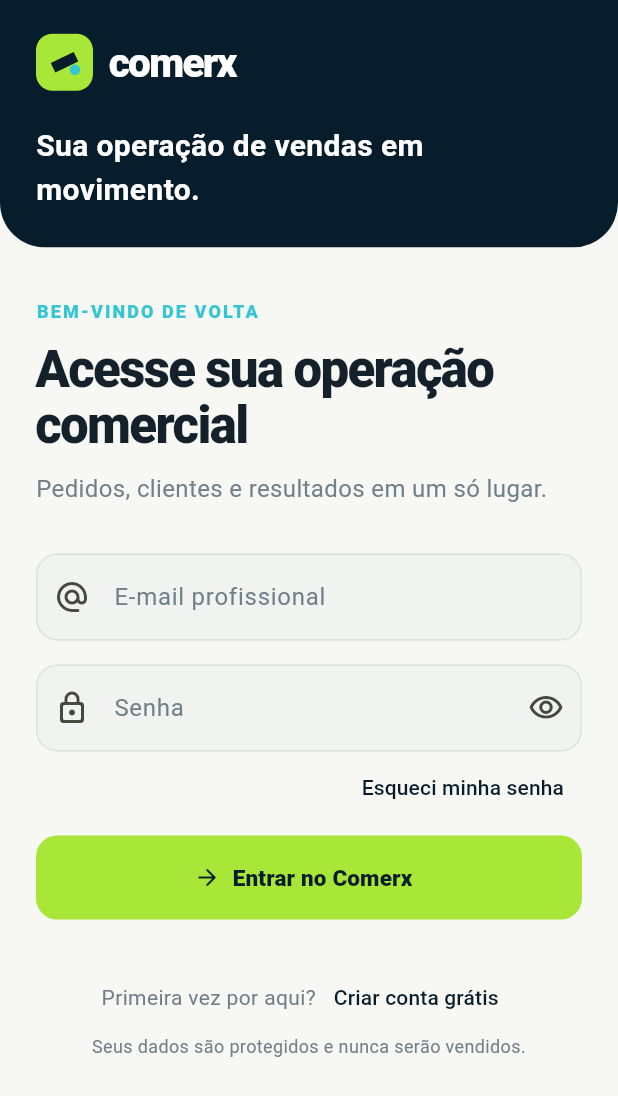
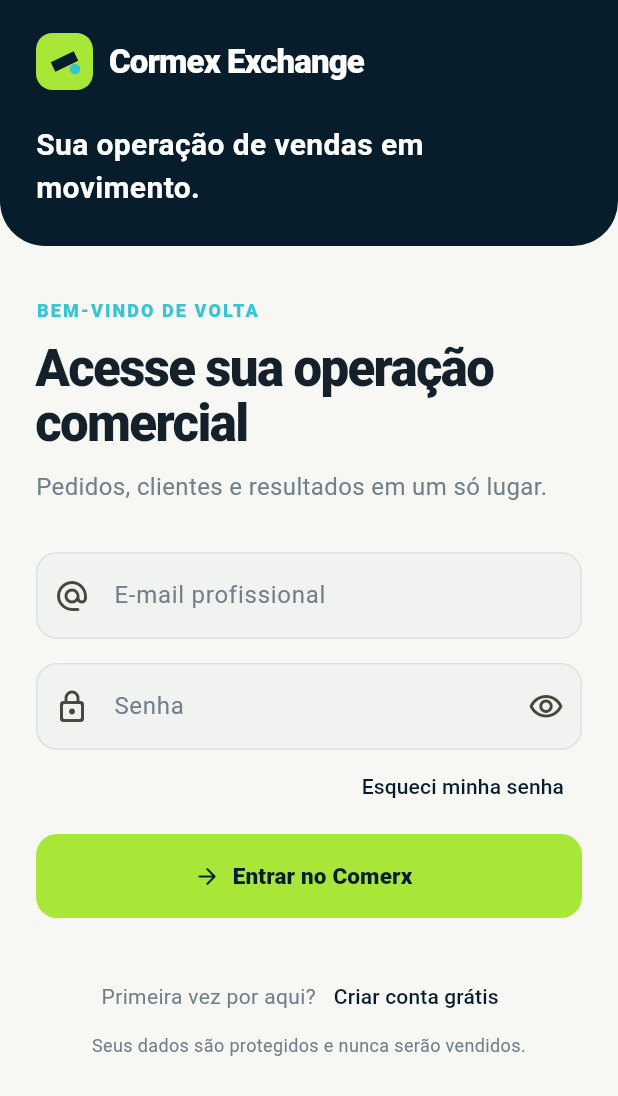
Before and after one commit to Tdk17/sistem_cormex, a Flutter app: the screen it shows after launch, on a phone screen of 412 x 824 dp. Shown: the top 1096 px of the screen. Run offline on Flutter 3.47's test engine with Material 3 defaults, Android fonts, the phone set to English and light mode, and no system bars; our stand-ins replace dio, file_picker, geolocator, get_it, go_router, google_maps_flutter and 2 more; Roboto replaces fonts that are missing (Arial).

Commit message:
Atualiza marca do login para Cormex Exchange

```diff
--- a/lib/Src/Pages/Auth/Components/authWidgets.dart
+++ b/lib/Src/Pages/Auth/Components/authWidgets.dart
@@ -42,12 +42,12 @@
         ),
         const SizedBox(width: 11),
         Text(
-          'comerx',
+          'Cormex Exchange',
           style: TextStyle(
             color: color,
-            fontSize: 27,
+            fontSize: 22,
             fontWeight: FontWeight.w800,
-            letterSpacing: -1.1,
+            letterSpacing: -0.6,
           ),
         ),
       ],
```
